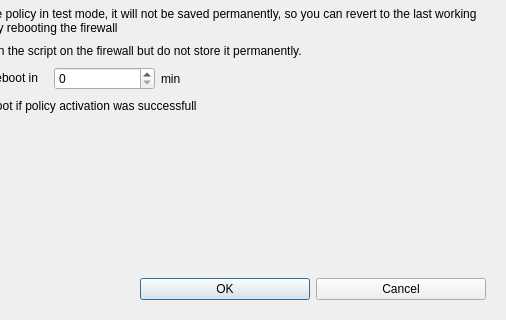
Above: src/gui/instoptionsdialog_q.ui from fwbuilder/fwbuilder before the change; both pictures show x 110 to 616 and y 522 to 842 of the 616 by 842 pixel window. Below: the same form after it.
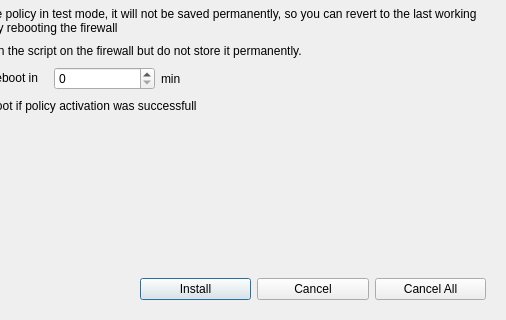
That is the form after the change.

Commit message: Fixed #1565: added "Cancel All" button to instOptionsDialog

The edit to the form file:
```diff
--- a/src/gui/instoptionsdialog_q.ui
+++ b/src/gui/instoptionsdialog_q.ui
@@ -474,11 +474,11 @@
      <property name="frameShadow" >
       <enum>QFrame::Plain</enum>
      </property>
-     <layout class="QGridLayout" >
-      <item row="0" column="1" >
-       <widget class="QPushButton" name="okButton" >
-        <property name="text" >
-         <string>OK</string>
+     <layout class="QGridLayout">
+      <item row="0" column="1">
+       <widget class="QPushButton" name="okButton">
+        <property name="text">
+         <string>Install</string>
         </property>
        </widget>
       </item>
@@ -505,6 +505,13 @@
         </property>
        </spacer>
       </item>
+      <item row="0" column="3">
+       <widget class="QPushButton" name="cancelAllButton">
+        <property name="text">
+         <string>Cancel All</string>
+        </property>
+       </widget>
+      </item>
      </layout>
     </widget>
    </item>
```
Left out of the diff: 390 changed lines with no effect on the pictures. The commit also changes 6 other files.
